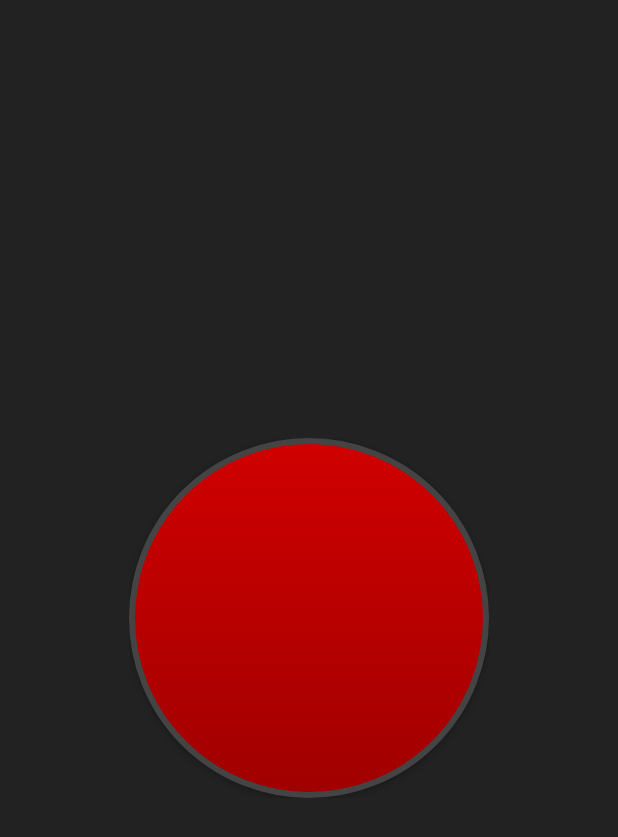
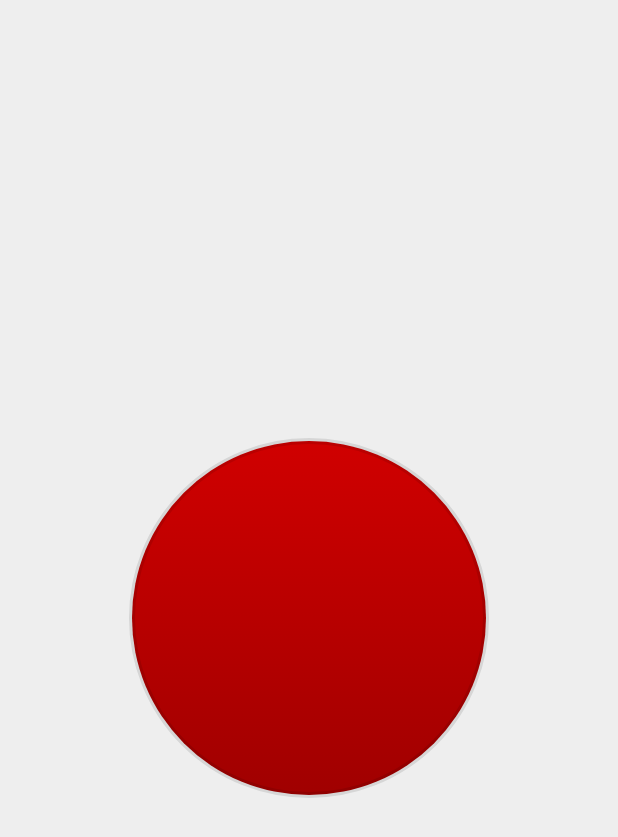
Before and after one commit to Hadryan/lissaner, an Android app: the DevRecButtonActivity screen opened directly, with no data from a screen before it, on a phone screen of 412 x 824 dp. Shown: the top 837 px of the screen. Run offline under Robolectric (Android 15) with nearby library versions, the phone set to English and light mode, and no system bars.

Commit message:
Add light theme
The app uses dark theme when device has that option enabled.

```diff
--- a/app/src/main/res/drawable/view_rec_button_button.xml
+++ b/app/src/main/res/drawable/view_rec_button_button.xml
@@ -10,7 +10,7 @@
         android:endColor="#A00000" />
     <stroke
         android:width="4dp"
-        android:color="#444444" />
+        android:color="@color/divider" />
     <padding
         android:top="4dp"
         android:right="4dp"
--- a/app/src/main/res/drawable/view_rec_button_button_activated.xml
+++ b/app/src/main/res/drawable/view_rec_button_button_activated.xml
@@ -10,7 +10,7 @@
         android:endColor="#5D0000" />
     <stroke
         android:width="4dp"
-        android:color="#444444" />
+        android:color="@color/divider" />
     <padding
         android:top="4dp"
         android:right="4dp"
--- a/app/src/main/res/drawable/view_rec_button_button_activated_pressed.xml
+++ b/app/src/main/res/drawable/view_rec_button_button_activated_pressed.xml
@@ -7,7 +7,7 @@
         android:color="#400000" />
     <stroke
         android:width="4dp"
-        android:color="#444444" />
+        android:color="@color/divider" />
     <padding
         android:top="4dp"
         android:right="4dp"
--- a/app/src/main/res/drawable/view_rec_button_button_pressed.xml
+++ b/app/src/main/res/drawable/view_rec_button_button_pressed.xml
@@ -7,7 +7,7 @@
         android:color="#E00000" />
     <stroke
         android:width="4dp"
-        android:color="#444444" />
+        android:color="@color/divider" />
     <padding
         android:top="4dp"
         android:right="4dp"
--- a/app/src/main/res/layout/fragment_about.xml
+++ b/app/src/main/res/layout/fragment_about.xml
@@ -77,12 +77,11 @@
             </com.daniel_araujo.lissaner.android.ui.WellView>
 
             <LinearLayout
+                style="@style/AppTheme.ListThings"
                 android:layout_width="match_parent"
                 android:layout_height="match_parent"
                 android:layout_marginTop="@dimen/separator"
-                android:divider="@drawable/separator"
-                android:orientation="vertical"
-                android:showDividers="middle">
+                android:orientation="vertical">
 
                 <Button
                     android:id="@+id/button_store"
--- a/app/src/main/res/values/colors.xml
+++ b/app/src/main/res/values/colors.xml
@@ -1,13 +1,13 @@
 <?xml version="1.0" encoding="utf-8"?>
 <resources>
-    <color name="colorPrimary">#111111</color>
-    <color name="colorOnPrimary">#FFFFFF</color>
-    <color name="colorPrimaryDark">#000000</color>
+    <color name="colorPrimary">#FFFFFF</color>
+    <color name="colorOnPrimary">#111111</color>
+    <color name="colorPrimaryDark">#FFFFFF</color>
     <color name="colorAccent">#FF3333</color>
 
-    <color name="textColor">#ffffff</color>
-    <color name="disabledTextColor">#4DFFFFFF</color>
-    <color name="well">#111111</color>
-    <color name="background">#222222</color>
-    <color name="divider">#1AFFFFFF</color>
+    <color name="textColor">#111111</color>
+    <color name="disabledTextColor">#4D111111</color>
+    <color name="well">#FAFAFA</color>
+    <color name="background">#EEEEEE</color>
+    <color name="divider">#1A000000</color>
 </resources>
--- a/app/src/main/res/values/styles.xml
+++ b/app/src/main/res/values/styles.xml
@@ -5,16 +5,19 @@
 
     <style name="AppTheme" parent="Theme.AppCompat">
         <!-- General -->
-        <item name="colorPrimary">@color/colorPrimary</item>
-        <item name="colorPrimaryDark">@color/colorPrimaryDark</item>
         <item name="colorAccent">@color/colorAccent</item>
+        <item name="android:colorBackground">@color/background</item>
         <item name="android:textColor">@color/textColor</item>
+        <item name="android:textColorPrimary">?android:textColor</item>
+        <item name="android:textColorSecondary">?android:textColor</item>
+        <item name="android:textColorTertiary">?android:textColor</item>
+        <item name="android:textColorLink">?android:colorAccent</item>
 
         <!-- Hides action bar -->
         <item name="windowNoTitle">true</item>
 
         <!-- Window -->
-        <item name="android:windowBackground">@color/background</item>
+        <item name="android:windowBackground">?android:colorBackground</item>
 
         <!-- Buttons. -->
         <item name="buttonStyle">@style/AppTheme.Button</item>
@@ -49,6 +52,7 @@
     <style name="AppTheme.Button" parent="Widget.AppCompat.Button">
         <item name="android:textColor">@color/main_text_color</item>
         <item name="android:backgroundTint">@color/colorPrimary</item>
+        <item name="android:textAllCaps">false</item>
     </style>
     <style name="AppTheme.ImageButton" parent="Widget.AppCompat.ImageButton">
         <item name="android:textColor">@color/main_text_color</item>
@@ -66,6 +70,18 @@
         <item name="android:padding">@dimen/wellPadding</item>
     </style>
 
+    <!-- Dividers -->
+    <style name="AppTheme.Divider">
+        <item name="android:background">@color/divider</item>
+    </style>
+    <style name="AppTheme.Divider.Horizontal" parent="AppTheme.Divider">
+        <item name="android:layout_width">match_parent</item>
+        <item name="android:layout_height">1dp</item>
+    </style>
+    <style name="AppTheme.Divider.Vertical" parent="AppTheme.Divider">
+        <item name="android:layout_width">1dp</item>
+        <item name="android:layout_height">match_parent</item>
+    </style>
 
     <style name="Note" parent="Widget.AppCompat.TextView">
         <item name="android:lineSpacingExtra">2dp</item>
```
Also changed, not shown: app/src/main/res/layout/activity_dev_style_demo.xml (+41 -0 lines), app/src/main/res/layout/fragment_settings.xml (+2 -9 lines), app/src/main/res/values-night/colors.xml (added, +12 -0 lines).
